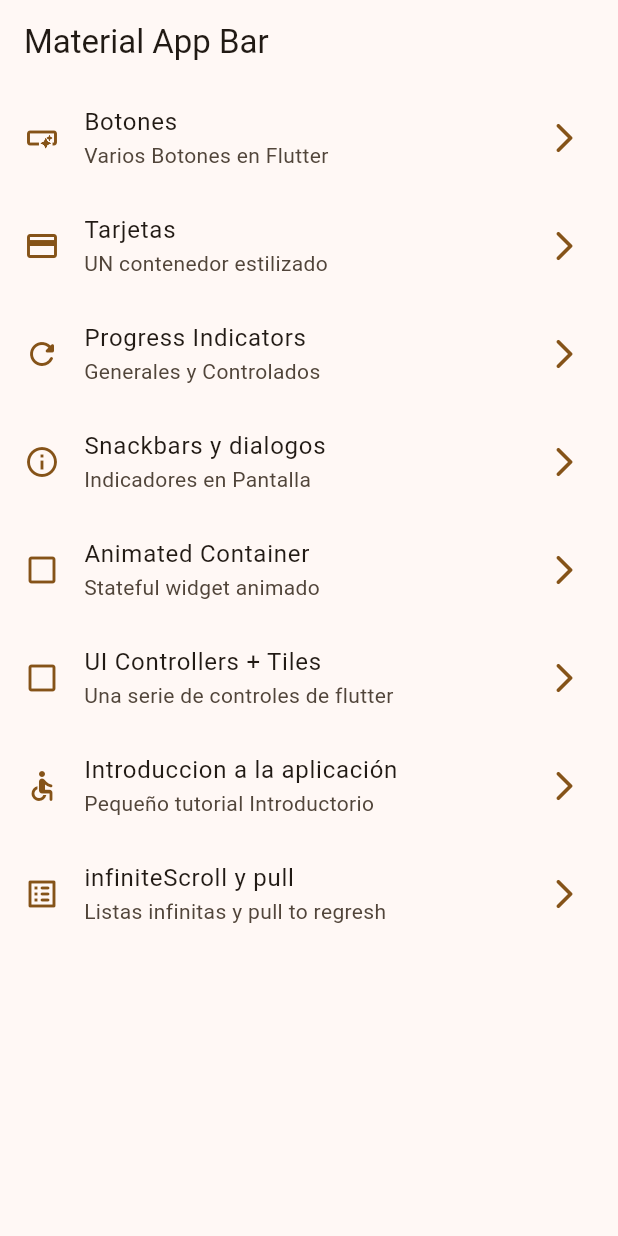
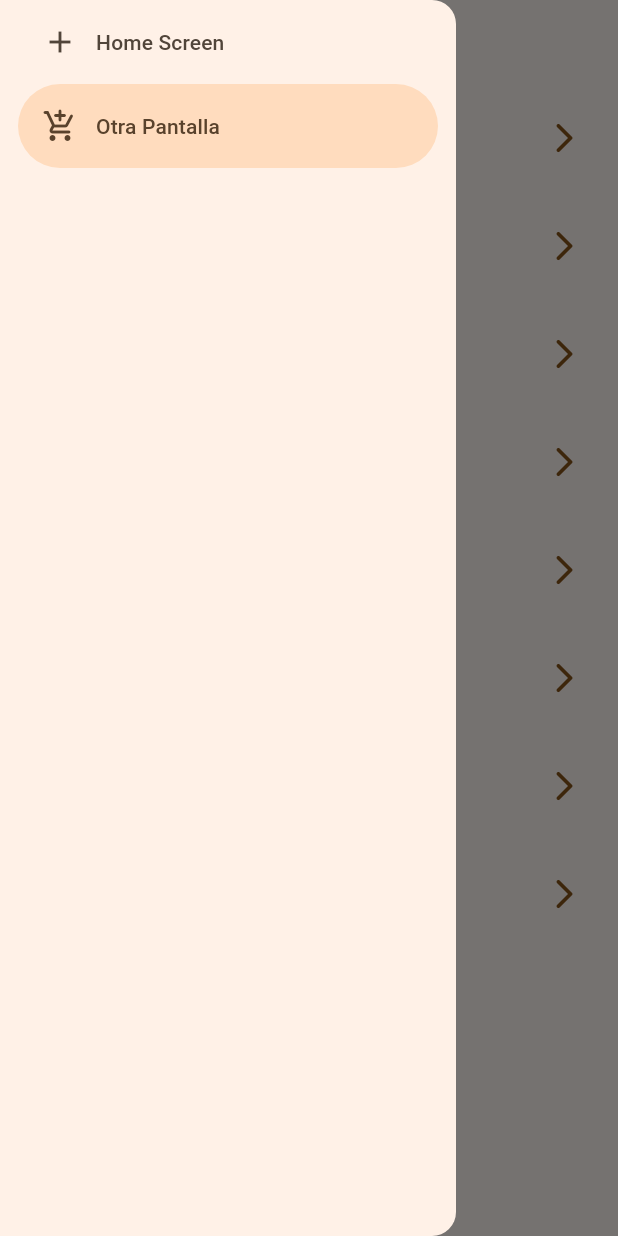
Before and after one commit to MiltonDanielhch/proyecto_tres, a Flutter app: the screen it shows after launch, with the side drawer open (before the commit the screen has no drawer), on a phone screen of 412 x 824 dp. Run offline on Flutter 3.47's test engine with Material 3 defaults, Android fonts, the phone set to English and light mode, and no system bars; our stand-ins replace animate_do, go_router.

Commit message:
agregando sideMenu

```diff
--- a/lib/presentation/screens/home/home_screen.dart
+++ b/lib/presentation/screens/home/home_screen.dart
@@ -1,6 +1,7 @@
 import 'package:flutter/material.dart';
 import 'package:go_router/go_router.dart';
 import 'package:proyecto_tres/config/menu/menu_items.dart';
+import 'package:proyecto_tres/presentation/widgets/side_menu.dart';
 
 class HomeScreen extends StatelessWidget {
   static const String name = 'home_screen';
@@ -14,6 +15,7 @@ class HomeScreen extends StatelessWidget {
         title: const Text('Material App Bar'),
       ),
       body: const _HomeView(),
+      drawer: const SideMenu(),
     );
   }
 }
--- /dev/null
+++ b/lib/presentation/widgets/side_menu.dart
@@ -0,0 +1,34 @@
+import 'package:flutter/material.dart';
+
+class SideMenu extends StatefulWidget {
+  const SideMenu({super.key});
+
+  @override
+  State<SideMenu> createState() => _SideMenuState();
+}
+
+class _SideMenuState extends State<SideMenu> {
+  int navDrawerIndex = 1;
+  @override
+  Widget build(BuildContext context) {
+    return NavigationDrawer(
+      selectedIndex: navDrawerIndex,
+      onDestinationSelected: (value) {
+        setState(() {
+          navDrawerIndex = value;
+        });
+      },
+      children: [
+        NavigationDrawerDestination(
+          icon: const Icon(Icons.add),
+          label: const Text('Home Screen'),
+        ),
+        NavigationDrawerDestination(
+          icon: const Icon(Icons.add_shopping_cart_rounded),
+          label: const Text('Otra Pantalla'),
+        ),
+      ],
+    );
+    return const Placeholder();
+  }
+}
```
